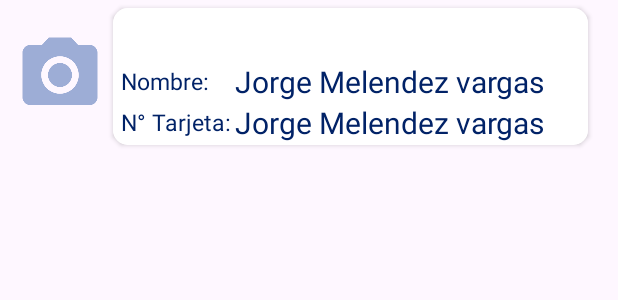
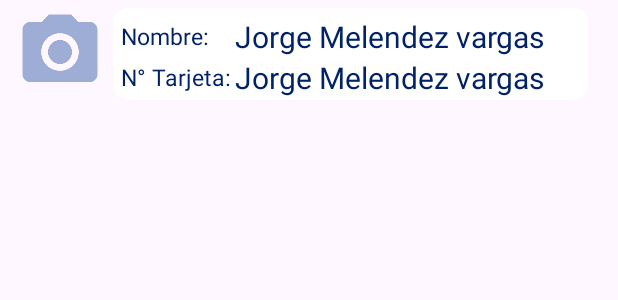
Before and after one commit to Jomeva12/prueba-de-conocimiento-android, an Android app: the layout cardview_tarjeta.xml on its own in the app's theme, with its tools: preview values and no code run, on a phone screen of 412 x 824 dp. Shown: the top 300 px of the screen. Run offline under Robolectric (Android 15) with nearby library versions, the phone set to English and light mode, and no system bars; plain views replace EmojiconTextView.

Commit message:
Corregido apertura de camara y adapter

```diff
--- a/app/src/main/java/com/jomeva/formulariotarjeta/adapter/TarjetaAdapter.kt
+++ b/app/src/main/java/com/jomeva/formulariotarjeta/adapter/TarjetaAdapter.kt
@@ -15,6 +15,7 @@ import com.firebase.ui.firestore.FirestoreRecyclerOptions
 import com.jomeva.formulariotarjeta.R
 import com.jomeva.formulariotarjeta.model.Tarjeta
 import com.squareup.picasso.Picasso
+import de.hdodenhof.circleimageview.CircleImageView
 
 class TarjetaAdapter(
     options: FirestoreRecyclerOptions<Tarjeta?>?,
@@ -31,7 +32,7 @@ class TarjetaAdapter(
     ) {
         val titular= holder.itemView.findViewById<TextView>(R.id.titular)
         val numeroTarjeta = holder.itemView.findViewById<TextView>(R.id.numeroTarjeta)
-        val imagen = holder.itemView.findViewById<ImageView>(R.id.imagen)
+        val imagen = holder.itemView.findViewById<CircleImageView>(R.id.imagen)
         titular.text=mTarjeta.titular
         numeroTarjeta.text=mTarjeta.numeroTarjeta
        val img=mTarjeta.imagenUrl
--- a/app/src/main/res/layout/activity_main.xml
+++ b/app/src/main/res/layout/activity_main.xml
@@ -127,9 +127,6 @@
                 app:backgroundTint="#012267" />
         </LinearLayout>
 
-
-
-
     </androidx.cardview.widget.CardView>
     <com.airbnb.lottie.LottieAnimationView
         android:id="@+id/cargando"
--- a/app/src/main/res/layout/cardview_tarjeta.xml
+++ b/app/src/main/res/layout/cardview_tarjeta.xml
@@ -18,12 +18,12 @@
 
 
             <de.hdodenhof.circleimageview.CircleImageView
-                android:id="@+id/imagenUsuario"
+                android:id="@+id/imagen"
                 android:layout_width="60dp"
                 android:layout_height="60dp"
                 android:layout_gravity="center"
                 android:src="@drawable/camera"
-                app:civ_circle_background_color="@color/verde" />
+                app:civ_circle_background_color="@color/white" />
 
 
 
@@ -40,30 +40,9 @@
             android:elevation="10dp"
             app:cardCornerRadius="10dp">
 
-            <LinearLayout
-                android:layout_width="match_parent"
-                android:layout_height="match_parent"
-                android:orientation="vertical">
-
-                <LinearLayout
-                    android:layout_width="match_parent"
-                    android:layout_height="wrap_content"
-                    android:background="@color/white"
-                    android:orientation="horizontal">
-
-                    <TextView
-                        android:id="@+id/nombreUsuario"
-                        android:layout_width="0dp"
-                        android:layout_height="30dp"
-                        android:layout_weight="1"
-                        android:paddingLeft="5dp"
-                        android:paddingRight="5dp"
-                        android:textColor="@color/white"
-                        android:textSize="15dp"
-                        android:textStyle="bold" />
 
 
-                </LinearLayout>
+
 
                 <!-- <hani.momanii.supernova_emoji_library.Helper.EmojiconTextView-->
                 <LinearLayout
@@ -143,7 +122,7 @@
                     </LinearLayout>
 
                 </LinearLayout>
-            </LinearLayout>
+
         </androidx.cardview.widget.CardView>
 
     </LinearLayout>
--- a/build.gradle
+++ b/build.gradle
@@ -4,6 +4,7 @@ buildscript {
     }
     dependencies {
         classpath 'com.google.gms:google-services:4.3.14'
+        classpath 'com.google.firebase:firebase-crashlytics-gradle:2.9.5'
         classpath "org.jetbrains.kotlin:kotlin-gradle-plugin:$kotlin_version"
     }
     repositories {
```
Also changed, not shown: app/src/main/AndroidManifest.xml (+4 -5 lines), app/src/main/java/com/jomeva/formulariotarjeta/MainActivity.kt (+38 -6 lines), app/src/main/java/com/jomeva/formulariotarjeta/provider/ImageProvider.kt (+5 -20 lines).
